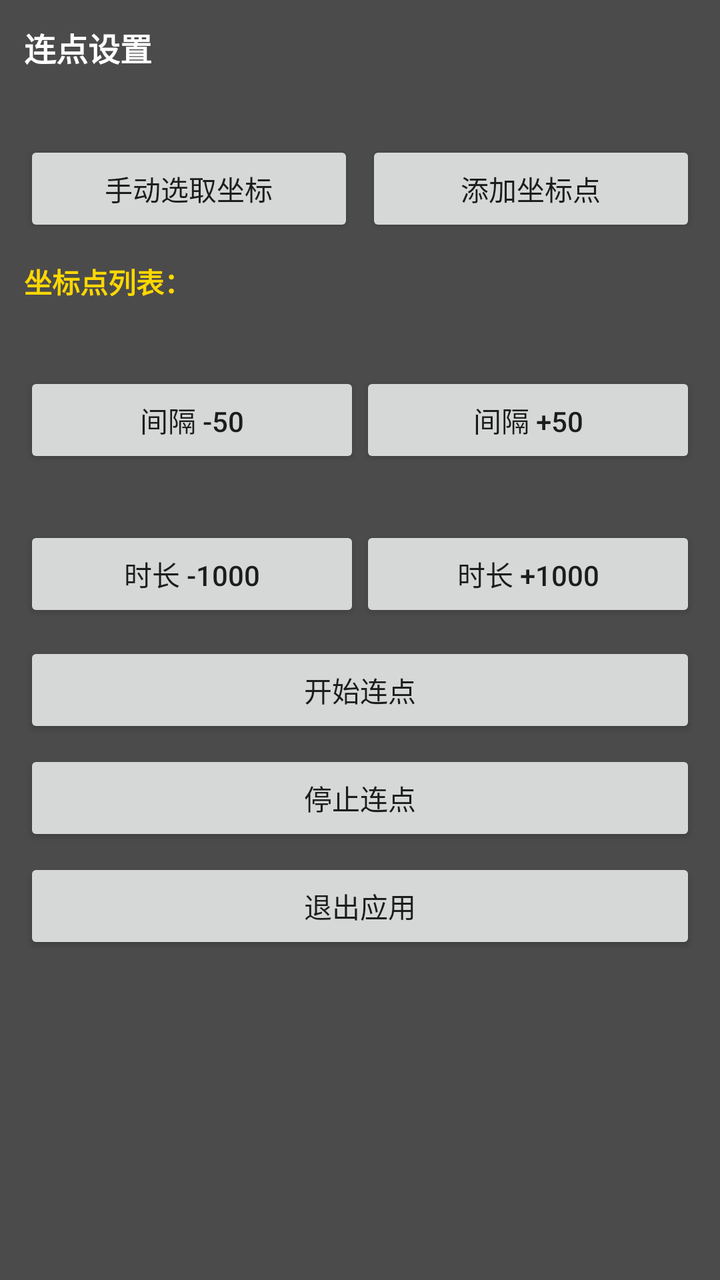
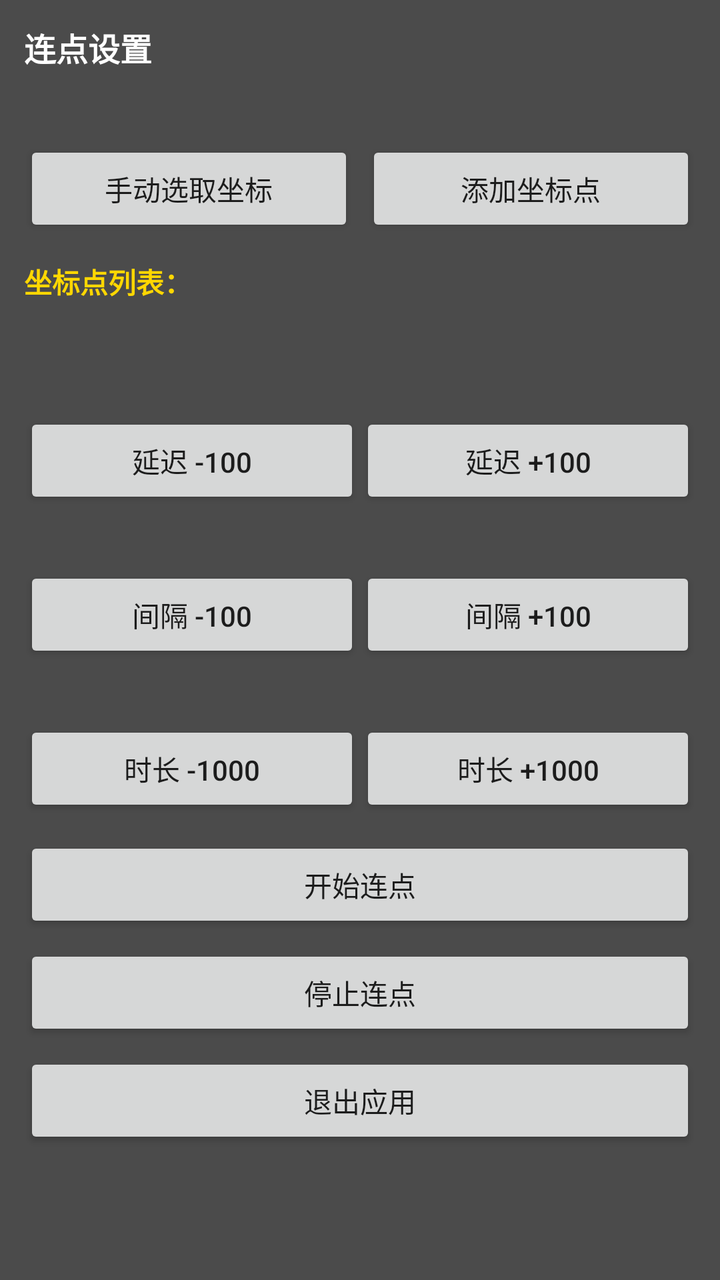

Before-and-after screenshots of an Android layout around one commit, followed by the original layout XML and the change that was made.
<!-- AndroidManifest.xml: application theme Theme.AutoClicker -->
<!-- res/layout/view_overlay_panel.xml -->
<?xml version="1.0" encoding="utf-8"?>
<ScrollView xmlns:android="http://schemas.android.com/apk/res/android"
    android:layout_width="320dp"
    android:layout_height="wrap_content"
    android:background="#CC1E1E1E"
    android:orientation="vertical"
    android:padding="12dp">

    <LinearLayout
        android:layout_width="match_parent"
        android:layout_height="wrap_content"
        android:orientation="vertical">

        <TextView
            android:id="@+id/panelTitle"
            android:layout_width="wrap_content"
            android:layout_height="wrap_content"
            android:text="@string/panel_title"
            android:textColor="#FFFFFF"
            android:textSize="16sp"
            android:textStyle="bold" />

        <TextView
            android:id="@+id/coordText"
            android:layout_width="wrap_content"
            android:layout_height="wrap_content"
            android:layout_marginTop="10dp"
            android:textColor="#FFFFFF"
            android:textSize="14sp" />

        <LinearLayout
            android:layout_width="match_parent"
            android:layout_height="wrap_content"
            android:orientation="horizontal"
            android:layout_marginTop="6dp">

            <Button
                android:id="@+id/pickCoordBtn"
                android:layout_width="0dp"
                android:layout_height="wrap_content"
                android:layout_weight="1"
                android:text="@string/pick_coord_btn" />

            <Button
                android:id="@+id/addPointBtn"
                android:layout_width="0dp"
                android:layout_height="wrap_content"
                android:layout_weight="1"
                android:text="添加坐标点"
                android:layout_marginStart="6dp" />
        </LinearLayout>

        <TextView
            android:layout_width="wrap_content"
            android:layout_height="wrap_content"
            android:layout_marginTop="12dp"
            android:text="坐标点列表："
            android:textColor="#FFD700"
            android:textSize="14sp"
            android:textStyle="bold" />

        <LinearLayout
            android:id="@+id/pointsContainer"
            android:layout_width="match_parent"
            android:layout_height="wrap_content"
            android:orientation="vertical"
            android:layout_marginTop="6dp" />

        <TextView
            android:id="@+id/intervalText"
            android:layout_width="wrap_content"
            android:layout_height="wrap_content"
            android:layout_marginTop="10dp"
            android:textColor="#FFFFFF"
            android:textSize="14sp" />

        <LinearLayout
            android:layout_width="match_parent"
            android:layout_height="wrap_content"
            android:orientation="horizontal">

            <Button
                android:id="@+id/intervalMinusBtn"
                android:layout_width="0dp"
                android:layout_height="wrap_content"
                android:layout_weight="1"
                android:text="@string/interval_minus_btn" />

            <Button
                android:id="@+id/intervalPlusBtn"
                android:layout_width="0dp"
                android:layout_height="wrap_content"
                android:layout_weight="1"
                android:text="@string/interval_plus_btn" />
        </LinearLayout>

        <TextView
            android:id="@+id/durationText"
            android:layout_width="wrap_content"
            android:layout_height="wrap_content"
            android:layout_marginTop="10dp"
            android:textColor="#FFFFFF"
            android:textSize="14sp" />

        <LinearLayout
            android:layout_width="match_parent"
            android:layout_height="wrap_content"
            android:orientation="horizontal">

            <Button
                android:id="@+id/durationMinusBtn"
                android:layout_width="0dp"
                android:layout_height="wrap_content"
                android:layout_weight="1"
                android:text="@string/duration_minus_btn" />

            <Button
                android:id="@+id/durationPlusBtn"
                android:layout_width="0dp"
                android:layout_height="wrap_content"
                android:layout_weight="1"
                android:text="@string/duration_plus_btn" />
        </LinearLayout>

        <Button
            android:id="@+id/startBtn"
            android:layout_width="match_parent"
            android:layout_height="wrap_content"
            android:layout_marginTop="10dp"
            android:text="@string/start_btn" />

        <Button
            android:id="@+id/stopBtn"
            android:layout_width="match_parent"
            android:layout_height="wrap_content"
            android:layout_marginTop="6dp"
            android:text="@string/stop_btn" />

        <Button
            android:id="@+id/exitBtn"
            android:layout_width="match_parent"
            android:layout_height="wrap_content"
            android:layout_marginTop="6dp"
            android:text="@string/exit_btn" />

    </LinearLayout>
</ScrollView>
<!-- resources referenced by this layout -->
<resources>
  <string name="duration_minus_btn">时长 -1000</string>
  <string name="duration_plus_btn">时长 +1000</string>
  <string name="exit_btn">退出应用</string>
  <string name="interval_minus_btn">间隔 -50</string>
  <string name="interval_plus_btn">间隔 +50</string>
  <string name="panel_title">连点设置</string>
  <string name="pick_coord_btn">手动选取坐标</string>
  <string name="start_btn">开始连点</string>
  <string name="stop_btn">停止连点</string>
  <style name="Theme.AutoClicker" parent="Theme.MaterialComponents.DayNight.DarkActionBar">
          <item name="colorPrimary">@color/purple_500</item>
          <item name="colorPrimaryVariant">@color/purple_700</item>
          <item name="android:statusBarColor" tools:targetApi="l">@color/purple_700</item>
      </style>
  <color name="purple_500">#6750A4</color>
  <color name="purple_700">#4F378B</color>
</resources>

<!-- the commit's change to res/layout/view_overlay_panel.xml (unified diff, before → after) -->
@@ -65,6 +65,43 @@
             android:layout_height="wrap_content"
             android:orientation="vertical"
             android:layout_marginTop="6dp" />
+
+        <TextView
+            android:id="@+id/selectedPointText"
+            android:layout_width="wrap_content"
+            android:layout_height="wrap_content"
+            android:layout_marginTop="8dp"
+            android:textColor="#FFE082"
+            android:textSize="13sp" />
+
+        <TextView
+            android:id="@+id/selectedDelayText"
+            android:layout_width="wrap_content"
+            android:layout_height="wrap_content"
+            android:layout_marginTop="2dp"
+            android:textColor="#FFFFFF"
+            android:textSize="13sp" />
+
+        <LinearLayout
+            android:layout_width="match_parent"
+            android:layout_height="wrap_content"
+            android:layout_marginTop="4dp"
+            android:orientation="horizontal">
+
+            <Button
+                android:id="@+id/selectedDelayMinusBtn"
+                android:layout_width="0dp"
+                android:layout_height="wrap_content"
+                android:layout_weight="1"
+                android:text="延迟 -100" />
+
+            <Button
+                android:id="@+id/selectedDelayPlusBtn"
+                android:layout_width="0dp"
+                android:layout_height="wrap_content"
+                android:layout_weight="1"
+                android:text="延迟 +100" />
+        </LinearLayout>
 
         <TextView
             android:id="@+id/intervalText"
<!-- resource entries referenced after the edit -->
@@ -3,8 +3,8 @@
   <string name="duration_minus_btn">时长 -1000</string>
   <string name="duration_plus_btn">时长 +1000</string>
   <string name="exit_btn">退出应用</string>
-  <string name="interval_minus_btn">间隔 -50</string>
-  <string name="interval_plus_btn">间隔 +50</string>
+  <string name="interval_minus_btn">间隔 -100</string>
+  <string name="interval_plus_btn">间隔 +100</string>
   <string name="panel_title">连点设置</string>
   <string name="pick_coord_btn">手动选取坐标</string>
   <string name="start_btn">开始连点</string>
